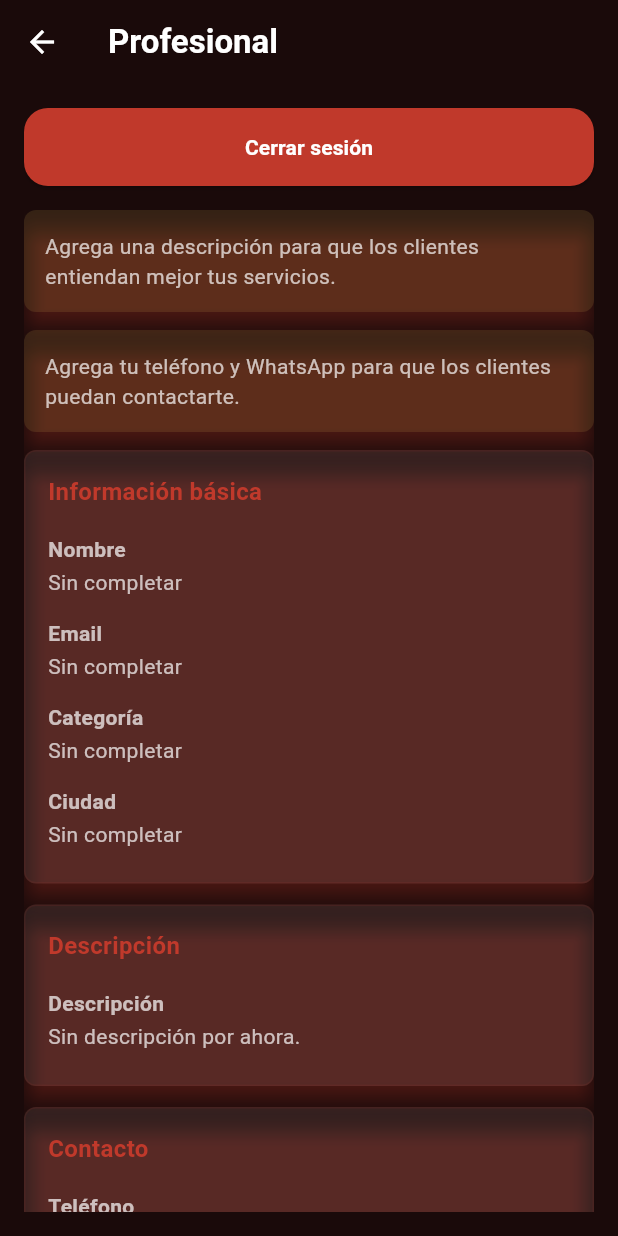
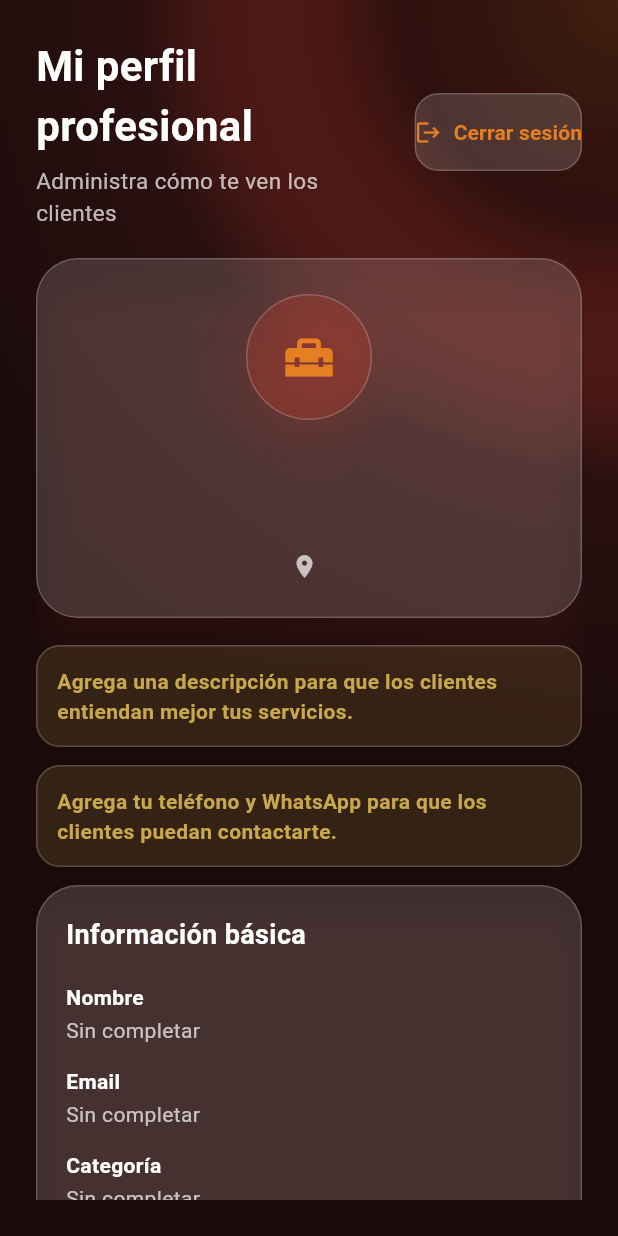
Before and after one commit to Nemsauce/app_profesionales, a Flutter app: the ProfessionalHomeScreen screen opened directly, on a phone screen of 412 x 824 dp. Run offline on Flutter 3.47's test engine with Material 3 defaults, Android fonts, the light colour scheme and no system bars; our stand-ins replace cloud_firestore, firebase_auth, firebase_core; accounts and stored records are empty.

Commit message:
Apply dark glassmorphism theme to professional dashboard

```diff
--- a/lib/screens/professional_home_screen.dart
+++ b/lib/screens/professional_home_screen.dart
@@ -34,8 +34,51 @@ class ProfessionalHomeScreen extends StatelessWidget {
     return Center(
       child: Padding(
         padding: const EdgeInsets.all(24),
-        child: Text(message, textAlign: TextAlign.center),
+        child: Text(
+          message,
+          style: const TextStyle(color: AppTheme.textWhiteMuted),
+          textAlign: TextAlign.center,
+        ),
       ),
+    );
+  }
+
+  Widget _buildDashboardHeader(BuildContext context) {
+    return Row(
+      crossAxisAlignment: CrossAxisAlignment.center,
+      children: [
+        const Expanded(
+          child: Column(
+            crossAxisAlignment: CrossAxisAlignment.start,
+            children: [
+              Text(
+                'Mi perfil profesional',
+                style: TextStyle(
+                  color: AppTheme.textWhite,
+                  fontSize: 28,
+                  fontWeight: FontWeight.bold,
+                ),
+              ),
+              SizedBox(height: 6),
+              Text(
+                'Administra cómo te ven los clientes',
+                style: TextStyle(color: AppTheme.textWhiteMuted, fontSize: 15),
+              ),
+            ],
+          ),
+        ),
+        const SizedBox(width: 12),
+        OutlinedButton.icon(
+          onPressed: () => _logout(context),
+          icon: const Icon(Icons.logout, size: 18),
+          label: const Text('Cerrar sesión'),
+          style: OutlinedButton.styleFrom(
+            backgroundColor: AppTheme.glassWhiteStrong,
+            foregroundColor: AppTheme.warmOrange,
+            side: const BorderSide(color: AppTheme.glassBorder),
+          ),
+        ),
+      ],
     );
   }
 
@@ -44,26 +87,28 @@ class ProfessionalHomeScreen extends StatelessWidget {
     required List<Widget> children,
   }) {
     return Card(
-      color: AppTheme.cardBackground,
+      color: AppTheme.glassWhiteStrong,
+      elevation: 8,
       margin: const EdgeInsets.only(bottom: 14),
+      shadowColor: AppTheme.terracottaRed.withAlpha(36),
       shape: RoundedRectangleBorder(
-        borderRadius: BorderRadius.circular(8),
-        side: BorderSide(color: AppTheme.primaryBlue.withValues(alpha: 0.10)),
+        borderRadius: BorderRadius.circular(AppTheme.largeRadius),
+        side: const BorderSide(color: AppTheme.glassBorder),
       ),
       child: Padding(
-        padding: const EdgeInsets.all(16),
+        padding: const EdgeInsets.all(20),
         child: Column(
           crossAxisAlignment: CrossAxisAlignment.stretch,
           children: [
             Text(
               title,
               style: const TextStyle(
-                fontSize: 16,
+                color: AppTheme.textWhite,
+                fontSize: 18,
                 fontWeight: FontWeight.bold,
-                color: AppTheme.primaryBlue,
               ),
             ),
-            const SizedBox(height: 10),
+            const SizedBox(height: 12),
             ...children,
           ],
         ),
@@ -79,9 +124,18 @@ class ProfessionalHomeScreen extends StatelessWidget {
       child: Column(
         crossAxisAlignment: CrossAxisAlignment.start,
         children: [
-          Text(label, style: const TextStyle(fontWeight: FontWeight.bold)),
+          Text(
+            label,
+            style: const TextStyle(
+              color: AppTheme.textWhite,
+              fontWeight: FontWeight.bold,
+            ),
+          ),
           const SizedBox(height: 2),
-          Text(displayValue),
+          Text(
+            displayValue,
+            style: const TextStyle(color: AppTheme.textWhiteMuted),
+          ),
         ],
       ),
     );
@@ -91,8 +145,97 @@ class ProfessionalHomeScreen extends StatelessWidget {
     return Card(
       margin: const EdgeInsets.only(bottom: 12),
       color: AppTheme.warningOrange,
-      shape: RoundedRectangleBorder(borderRadius: BorderRadius.circular(8)),
-      child: Padding(padding: const EdgeInsets.all(14), child: Text(message)),
+      elevation: 0,
+      shape: RoundedRectangleBorder(
+        borderRadius: BorderRadius.circular(AppTheme.defaultRadius),
+        side: const BorderSide(color: AppTheme.glassBorder),
+      ),
+      child: Padding(
+        padding: const EdgeInsets.all(14),
+        child: Text(
+          message,
+          style: const TextStyle(
+            color: AppTheme.warningText,
+            fontWeight: FontWeight.w600,
+          ),
+        ),
+      ),
+    );
+  }
+
+  Widget _buildVisualProfileHeader(Professional professional) {
+    return Card(
+      color: AppTheme.glassWhiteStrong,
+      elevation: 10,
+      margin: const EdgeInsets.only(bottom: 18),
+      shadowColor: AppTheme.terracottaRed.withAlpha(48),
+      shape: RoundedRectangleBorder(
+        borderRadius: BorderRadius.circular(AppTheme.largeRadius),
+        side: const BorderSide(color: AppTheme.glassBorder),
+      ),
+      child: Padding(
+        padding: const EdgeInsets.all(24),
+        child: Column(
+          children: [
+            Container(
+              height: 84,
+              width: 84,
+              decoration: BoxDecoration(
+                color: AppTheme.terracottaRed.withAlpha(72),
+                shape: BoxShape.circle,
+                border: Border.all(color: AppTheme.glassBorder),
+                boxShadow: [
+                  BoxShadow(
+                    color: AppTheme.terracottaRed.withAlpha(56),
+                    blurRadius: 26,
+                    offset: const Offset(0, 12),
+                  ),
+                ],
+              ),
+              child: const Icon(
+                Icons.home_repair_service,
+                color: AppTheme.warmOrange,
+                size: 38,
+              ),
+            ),
+            const SizedBox(height: 18),
+            Text(
+              professional.name,
+              style: const TextStyle(
+                color: AppTheme.textWhite,
+                fontSize: 24,
+                fontWeight: FontWeight.bold,
+              ),
+              textAlign: TextAlign.center,
+            ),
+            const SizedBox(height: 8),
+            Text(
+              professional.category,
+              style: const TextStyle(
+                color: AppTheme.warmOrange,
+                fontWeight: FontWeight.w700,
+              ),
+              textAlign: TextAlign.center,
+            ),
+            const SizedBox(height: 6),
+            Row(
+              mainAxisAlignment: MainAxisAlignment.center,
+              children: [
+                const Icon(
+                  Icons.location_on,
+                  color: AppTheme.textWhiteMuted,
+                  size: 18,
+                ),
+                const SizedBox(width: 6),
+                Text(
+                  professional.city,
+                  style: const TextStyle(color: AppTheme.textWhiteMuted),
+                ),
+              ],
+            ),
+          ],
+        ),
+      ),
     );
   }
 
@@ -106,6 +249,7 @@ class ProfessionalHomeScreen extends StatelessWidget {
 
     return ListView(
       children: [
+        _buildVisualProfileHeader(professional),
         if (!hasDescription)
           _buildNotice(
             'Agrega una descripción para que los clientes entiendan mejor tus servicios.',
@@ -149,6 +293,14 @@ class ProfessionalHomeScreen extends StatelessWidget {
         ),
         const SizedBox(height: 18),
         ElevatedButton(
+          style: ElevatedButton.styleFrom(
+            backgroundColor: AppTheme.terracottaRed,
+            foregroundColor: AppTheme.textWhite,
+            padding: const EdgeInsets.symmetric(vertical: 18),
+            shape: RoundedRectangleBorder(
+              borderRadius: BorderRadius.circular(AppTheme.defaultRadius),
+            ),
+          ),
           onPressed: () {
             Navigator.push(
               context,
@@ -160,6 +312,7 @@ class ProfessionalHomeScreen extends StatelessWidget {
           },
           child: const Text('Editar perfil'),
         ),
+        const SizedBox(height: 16),
       ],
     );
   }
@@ -175,7 +328,9 @@ class ProfessionalHomeScreen extends StatelessWidget {
       stream: _professionalService.getProfessionalById(user.uid),
       builder: (context, snapshot) {
         if (snapshot.connectionState == ConnectionState.waiting) {
-          return const Center(child: CircularProgressIndicator());
+          return const Center(
+            child: CircularProgressIndicator(color: AppTheme.warmOrange),
+          );
         }
 
         if (snapshot.hasError) {
@@ -199,19 +354,32 @@ class ProfessionalHomeScreen extends StatelessWidget {
   @override
   Widget build(BuildContext context) {
     return Scaffold(
-      appBar: AppBar(title: const Text('Profesional')),
-      body: Padding(
-        padding: const EdgeInsets.all(16),
-        child: Column(
-          crossAxisAlignment: CrossAxisAlignment.stretch,
-          children: [
-            ElevatedButton(
-              onPressed: () => _logout(context),
-              child: const Text('Cerrar sesión'),
+      body: Container(
+        decoration: BoxDecoration(
+          gradient: RadialGradient(
+            center: Alignment.topRight,
+            radius: 1.25,
+            colors: [
+              AppTheme.warmOrange.withAlpha(48),
+              AppTheme.terracottaRed.withAlpha(30),
+              AppTheme.darkBackgroundAlt,
+              AppTheme.darkBackground,
+            ],
+            stops: const [0, 0.28, 0.62, 1],
+          ),
+        ),
+        child: SafeArea(
+          child: Padding(
+            padding: const EdgeInsets.all(AppTheme.screenPadding),
+            child: Column(
+              crossAxisAlignment: CrossAxisAlignment.stretch,
+              children: [
+                _buildDashboardHeader(context),
+                const SizedBox(height: 20),
+                Expanded(child: _buildProfessionalProfile()),
+              ],
             ),
-            const SizedBox(height: 16),
-            Expanded(child: _buildProfessionalProfile()),
-          ],
+          ),
         ),
       ),
     );
```
